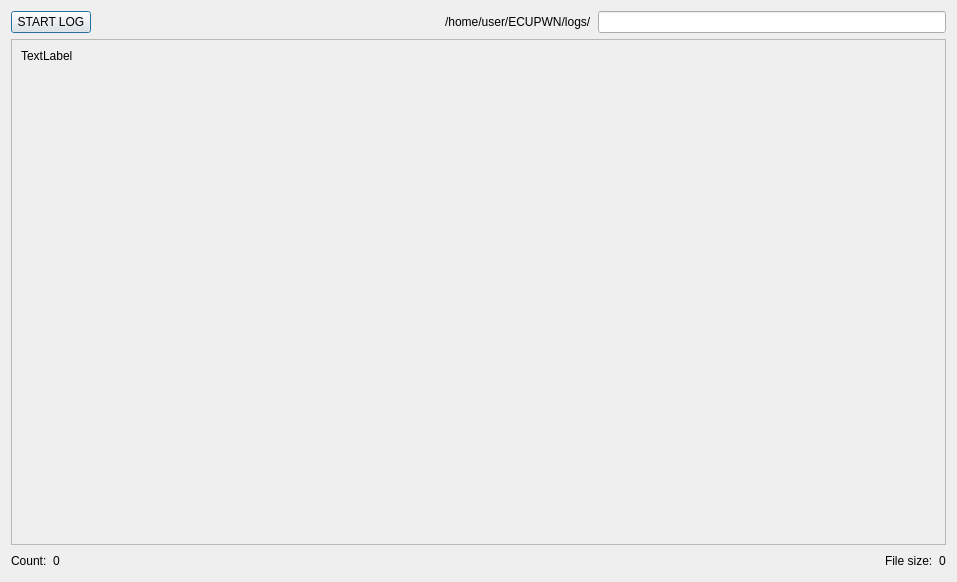
Above: ui/canlogger.ui from fearricepudding/ECUPWN_APP before the change. Below: the same form after it.
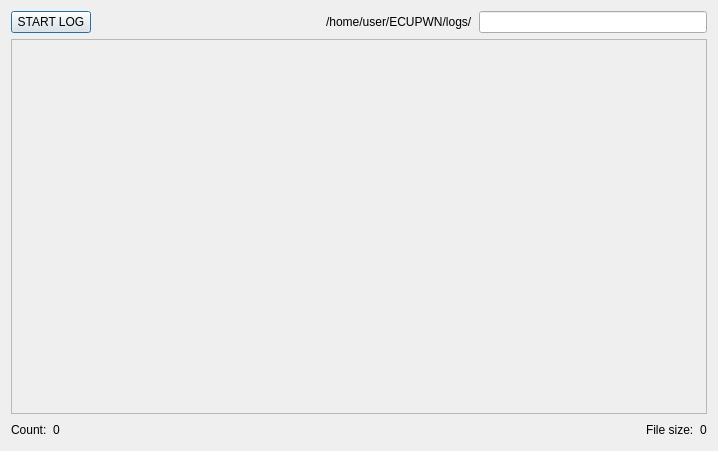
That is the form after the change.

The edit to the form file:
```diff
--- a/ui/canlogger.ui
+++ b/ui/canlogger.ui
@@ -6,8 +6,8 @@
    <rect>
     <x>0</x>
     <y>0</y>
-    <width>957</width>
-    <height>582</height>
+    <width>718</width>
+    <height>451</height>
    </rect>
   </property>
   <property name="windowTitle">
@@ -61,18 +61,11 @@
        <rect>
         <x>0</x>
         <y>0</y>
-        <width>937</width>
-        <height>502</height>
+        <width>702</width>
+        <height>367</height>
        </rect>
       </property>
       <layout class="QVBoxLayout" name="verticalLayout_2">
-       <item>
-        <widget class="QLabel" name="label_4">
-         <property name="text">
-          <string>TextLabel</string>
-         </property>
-        </widget>
-       </item>
        <item>
         <spacer name="verticalSpacer">
          <property name="orientation">
```
